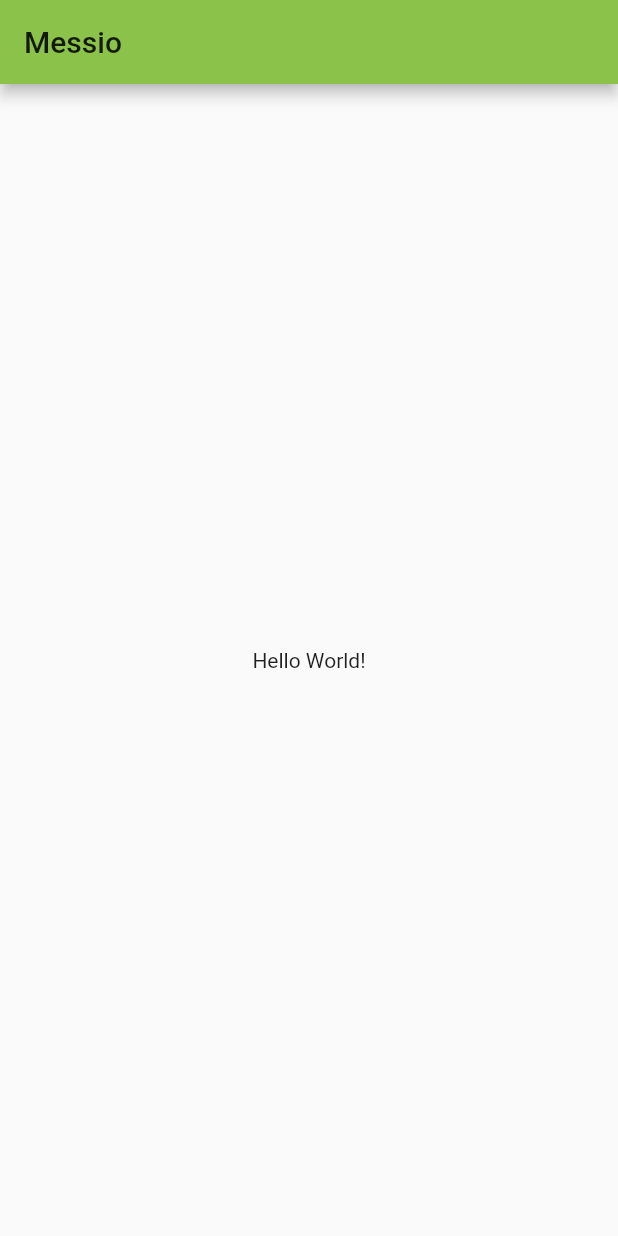
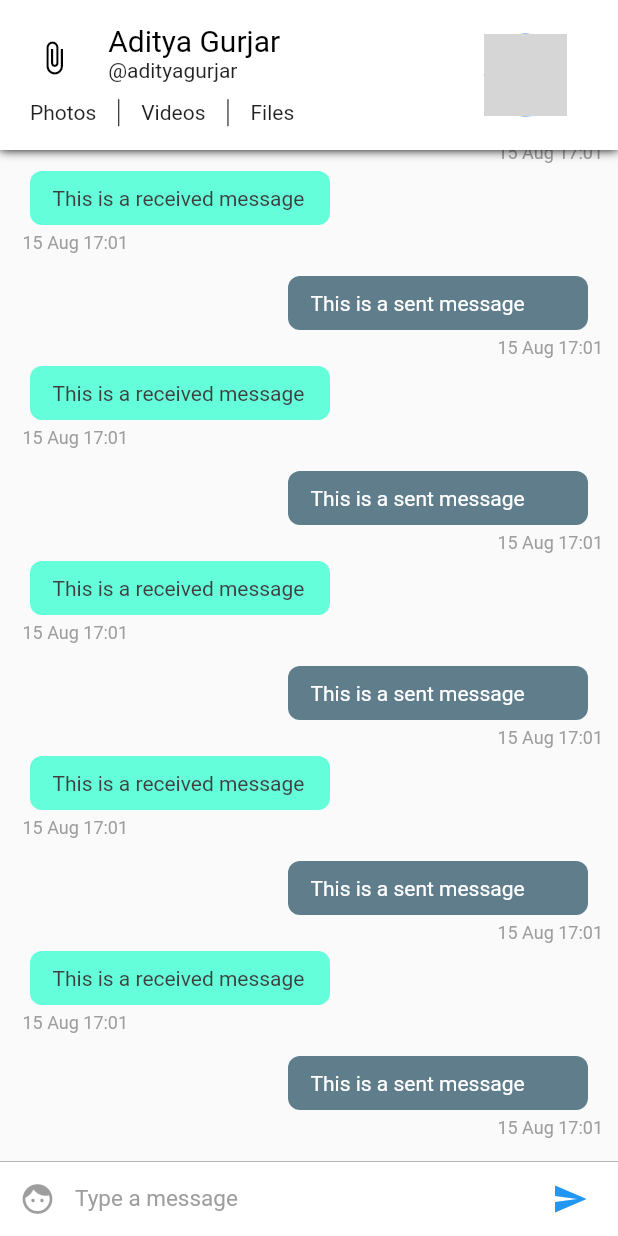
Before and after one commit to mugagambi/FlutterMessenger, a Flutter app: the screen it shows after launch, on a phone screen of 412 x 824 dp. Run offline on Flutter 3.47's test engine with Material 2 defaults, Android fonts, the phone set to English and light mode, and no system bars; grey boxes are pictures that could not be loaded.

Commit message:
do the chat screen

```diff
--- /dev/null
+++ b/lib/config/Assets.dart
@@ -0,0 +1,3 @@
+class Assets{
+  static String user = 'assets/user.png';
+}
--- /dev/null
+++ b/lib/config/Pallete.dart
@@ -0,0 +1,15 @@
+import 'package:flutter/material.dart';
+
+// Color palette for the app
+class Palette{
+  static Color primaryColor = Colors.blue;
+  static Color secondaryColor = Colors.black;
+  static Color primaryTextColor = Colors.black;
+  static Color secondaryTextColor = Colors.black87;
+  static Color primaryBackgroundColor = Colors.white;
+  static Color selfMessageBackgroundColor = Colors.blueGrey;
+  static Color otherMessageBackgroundColor = Colors.tealAccent;
+  static Color selfMessageColor = Colors.white;
+  static Color otherMessageColor = Color(0xff3f3f3f);
+  static Color greyColor = Colors.grey;
+}
--- a/lib/main.dart
+++ b/lib/main.dart
@@ -1,40 +1,17 @@
 import 'package:flutter/material.dart';
+import 'pages/ConversationPageList.dart';
+void main() => runApp(Messio());
 
-void main() => runApp(MyApp());
-
-class MyApp extends StatelessWidget {
+class Messio extends StatelessWidget {
   // This widget is the root of your application.
   @override
   Widget build(BuildContext context) {
     return MaterialApp(
       title: 'Messio',
       theme: ThemeData(
-        primarySwatch: Colors.lightGreen,
+        primarySwatch: Colors.blue,
       ),
-      home: MyHomePage(title: 'Messio'),
+      home: ConversationPageList(),
     );
   }
 }
-
-class MyHomePage extends StatefulWidget {
-  MyHomePage({Key key, this.title}) : super(key: key);
-
-  final String title;
-
-  @override
-  _MyHomePageState createState() => _MyHomePageState();
-}
-
-class _MyHomePageState extends State<MyHomePage> {
-  @override
-  Widget build(BuildContext context) {
-    return Scaffold(
-      appBar: AppBar(
-        title: Text(widget.title),
-      ),
-      body: Center(
-        child: Text('Hello World!')
-      )
-    );
-  }
-}
--- /dev/null
+++ b/lib/pages/ConversationPage.dart
@@ -0,0 +1,32 @@
+import 'package:flutter/material.dart';
+import 'package:flutter_message/widgets/ChatAppBar.dart';
+import 'package:flutter_message/widgets/ChatListWidget.dart';
+import 'package:flutter_message/widgets/InputWidget.dart';
+
+class ConversationPage extends StatefulWidget {
+  @override
+  _ConversationPageState createState() => _ConversationPageState();
+}
+
+class _ConversationPageState extends State<ConversationPage> {
+
+  @override
+  Widget build(BuildContext context) {
+    return SafeArea(
+        child: Scaffold(
+            appBar: ChatAppBar(), // Custom app bar for chat screen
+            body: Stack(children: <Widget>[
+              Column(
+                children: <Widget>[
+                  ChatListWidget(),//Chat list
+                  InputWidget() // The input widget
+                ],
+              ),
+            ]
+            )
+        )
+    );
+  }
+
+
+}
--- /dev/null
+++ b/lib/pages/ConversationPageList.dart
@@ -0,0 +1,24 @@
+import 'package:flutter/material.dart';
+import 'ConversationPage.dart';
+
+class ConversationPageList extends StatefulWidget {
+
+  @override
+  _ConversationPageListState createState() => _ConversationPageListState();
+}
+
+class _ConversationPageListState extends State<ConversationPageList> {
+
+  @override
+  Widget build(BuildContext context) {
+    return PageView(
+      children: <Widget>[
+        ConversationPage(),
+        ConversationPage(),
+        ConversationPage()
+      ],
+    );
+
+
+  }
+}
--- /dev/null
+++ b/lib/widgets/ChatAppBar.dart
@@ -0,0 +1,102 @@
+
+import 'package:flutter/material.dart';
+import 'package:flutter_message/config/Assets.dart';
+import 'package:flutter_message/config/Pallete.dart';
+
+class ChatAppBar extends StatelessWidget implements PreferredSizeWidget {
+  final double height = 100;
+  @override
+  Widget build(BuildContext context) {
+    var textHeading = TextStyle(color: Palette.primaryTextColor, fontSize: 20); // Text style for the name
+    var textStyle = TextStyle(color: Palette.secondaryTextColor); // Text style for everything else
+
+    double width = MediaQuery.of(context).size.width; // calculate the screen width
+    return Material(
+        child: Container(
+            decoration: new BoxDecoration(boxShadow: [ //adds a shadow to the appbar
+              new BoxShadow(
+                color: Colors.black,
+                blurRadius: 5.0,
+              )]),
+            child:  Container(
+                color: Palette.primaryBackgroundColor,
+                child: Row(children: <Widget>[
+                  Expanded( //we're dividing the appbar into 7 : 3 ratio. 7 is for content and 3 is for the display picture.
+                      flex: 7,
+                      child: Center(
+                          child: Column(
+                            mainAxisSize: MainAxisSize.min,
+                            children: <Widget>[
+                              Container(
+                                  height: 70 - (width * .06),
+                                  child: Row(
+                                    crossAxisAlignment: CrossAxisAlignment.start,
+                                    children: <Widget>[
+                                      Expanded(
+                                          flex: 2,
+                                          child: Center(
+                                              child: Icon(
+                                                Icons.attach_file,
+                                                color: Palette.secondaryColor,
+                                              ))),
+                                      Expanded(
+                                          flex: 6,
+                                          child: Container(
+                                              child: Column(
+                                                crossAxisAlignment:
+                                                CrossAxisAlignment.start,
+                                                mainAxisAlignment: MainAxisAlignment.center,
+                                                mainAxisSize: MainAxisSize.min,
+                                                children: <Widget>[
+                                                  Text('Aditya Gurjar', style: textHeading),
+                                                  Text('@adityagurjar', style: textStyle)
+                                                ],
+                                              ))),
+                                    ],
+                                  )),
+                              //second row containing the buttons for media
+                              Container(
+                                  height: 23,
+                                  padding: EdgeInsets.fromLTRB(20, 5, 5, 0),
+                                  child: Row(
+                                    mainAxisAlignment: MainAxisAlignment.start,
+                                    crossAxisAlignment: CrossAxisAlignment.center,
+                                    children: <Widget>[
+                                      Text(
+                                        'Photos',
+                                        style: textStyle,
+                                      ),
+                                      VerticalDivider(
+                                        width: 30,
+                                        color: Palette.primaryTextColor,
+                                      ),
+                                      Text(
+                                        'Videos',
+                                        style: textStyle,
+                                      ),
+                                      VerticalDivider(
+                                        width: 30,
+                                        color: Palette.primaryTextColor,
+                                      ),
+                                      Text('Files', style: textStyle)
+                                    ],
+                                  )),
+                            ],
+                          ))),
+                  //This is the display picture
+                  Expanded(
+                      flex: 3,
+                      child: Container(
+                          child: Center(
+                              child: CircleAvatar(
+                                radius: (80 - (width * .06)) / 2,
+                                backgroundImage: Image.asset(
+                                  Assets.user,
+                                ).image,
+                              )))),
+                ]))));
+  }
+
+  @override
+  Size get preferredSize => Size.fromHeight(height);
+}
--- /dev/null
+++ b/lib/widgets/ChatItemWidget.dart
@@ -0,0 +1,89 @@
+import 'package:flutter/material.dart';
+import 'package:flutter_message/config/Pallete.dart';
+import 'package:intl/intl.dart';
+
+class ChatItemWidget extends StatelessWidget{
+  var index;
+
+  ChatItemWidget(this.index);
+
+  @override
+  Widget build(BuildContext context) {
+    // TODO: implement build
+    if (index % 2 == 0) {
+      //This is the sent message. We'll later use data from firebase instead of index to determine the message is sent or received.
+      return Container(
+          child: Column(children: <Widget>[
+            Row(
+              children: <Widget>[
+                Container(
+                  child: Text(
+                    'This is a sent message',
+                    style: TextStyle(color: Palette.selfMessageColor),
+                  ),
+                  padding: EdgeInsets.fromLTRB(15.0, 10.0, 15.0, 10.0),
+                  width: 200.0,
+                  decoration: BoxDecoration(
+                      color: Palette.selfMessageBackgroundColor,
+                      borderRadius: BorderRadius.circular(8.0)),
+                  margin: EdgeInsets.only(right: 10.0),
+                )
+              ],
+              mainAxisAlignment:
+              MainAxisAlignment.end, // aligns the chatitem to right end
+            ),
+            Row(
+                mainAxisAlignment: MainAxisAlignment.end,
+                children: <Widget>[
+                  Container(
+                    child: Text(
+                      DateFormat('dd MMM kk:mm')
+                          .format(DateTime.fromMillisecondsSinceEpoch(1565888474278)),
+                      style: TextStyle(
+                          color: Palette.greyColor,
+                          fontSize: 12.0,
+                          fontStyle: FontStyle.normal),
+                    ),
+                    margin: EdgeInsets.only(left: 5.0, top: 5.0, bottom: 5.0),
+                  )])
+          ]));
+    } else {
+      // This is a received message
+      return Container(
+        child: Column(
+          children: <Widget>[
+            Row(
+              children: <Widget>[
+                Container(
+                  child: Text(
+                    'This is a received message',
+                    style: TextStyle(color: Palette.otherMessageColor),
+                  ),
+                  padding: EdgeInsets.fromLTRB(15.0, 10.0, 15.0, 10.0),
+                  width: 200.0,
+                  decoration: BoxDecoration(
+                      color: Palette.otherMessageBackgroundColor,
+                      borderRadius: BorderRadius.circular(8.0)),
+                  margin: EdgeInsets.only(left: 10.0),
+                )
+              ],
+            ),
+            Container(
+              child: Text(
+                DateFormat('dd MMM kk:mm')
+                    .format(DateTime.fromMillisecondsSinceEpoch(1565888474278)),
+                style: TextStyle(
+                    color: Palette.greyColor,
+                    fontSize: 12.0,
+                    fontStyle: FontStyle.normal),
+              ),
+              margin: EdgeInsets.only(left: 5.0, top: 5.0, bottom: 5.0),
+            )
+          ],
+          crossAxisAlignment: CrossAxisAlignment.start,
+        ),
+        margin: EdgeInsets.only(bottom: 10.0),
+      );
+    }  }
+
+}
--- /dev/null
+++ b/lib/widgets/ChatListWidget.dart
@@ -0,0 +1,20 @@
+import 'package:flutter/material.dart';
+
+import 'ChatItemWidget.dart';
+
+
+class ChatListWidget extends StatelessWidget{
+  final ScrollController listScrollController = new ScrollController();
+  @override
+  Widget build(BuildContext context) {
+    // TODO: implement build
+    return Flexible(
+        child: ListView.builder(
+          padding: EdgeInsets.all(10.0),
+          itemBuilder: (context, index) => ChatItemWidget(index),
+          itemCount: 20,
+          reverse: true,
+          controller: listScrollController,
+        ));
+  }
+}
--- /dev/null
+++ b/lib/widgets/InputWidget.dart
@@ -0,0 +1,60 @@
+import 'package:flutter/material.dart';
+import 'package:flutter_message/config/Pallete.dart';
+
+class InputWidget extends StatelessWidget {
+
+  final TextEditingController textEditingController = new TextEditingController();
+
+  @override
+  Widget build(BuildContext context) {
+    return Container(
+      child: Row(
+        children: <Widget>[
+          Material(
+            child: new Container(
+              margin: new EdgeInsets.symmetric(horizontal: 1.0),
+              child: new IconButton(
+                icon: new Icon(Icons.face),
+                color: Palette.primaryColor,
+              ),
+            ),
+            color: Colors.white,
+          ),
+
+          // Text input
+          Flexible(
+            child: Container(
+              child: TextField(
+                style: TextStyle(color: Palette.primaryTextColor, fontSize: 15.0),
+                controller: textEditingController,
+                decoration: InputDecoration.collapsed(
+                  hintText: 'Type a message',
+                  hintStyle: TextStyle(color: Palette.greyColor),
+                ),
+              ),
+            ),
+          ),
+
+          // Send Message Button
+          Material(
+            child: new Container(
+              margin: new EdgeInsets.symmetric(horizontal: 8.0),
+              child: new IconButton(
+                icon: new Icon(Icons.send),
+                onPressed: () => {},
+                color: Palette.primaryColor,
+              ),
+            ),
+            color: Colors.white,
+          ),
+        ],
+      ),
+      width: double.infinity,
+      height: 50.0,
+      decoration: new BoxDecoration(
+          border: new Border(
+              top: new BorderSide(color: Palette.greyColor, width: 0.5)),
+          color: Colors.white),
+    );
+  }
+}
```
Also changed, not shown: pubspec.yaml (+3 -4 lines), assets/user.png (added), pubspec.lock, 1 other file.
